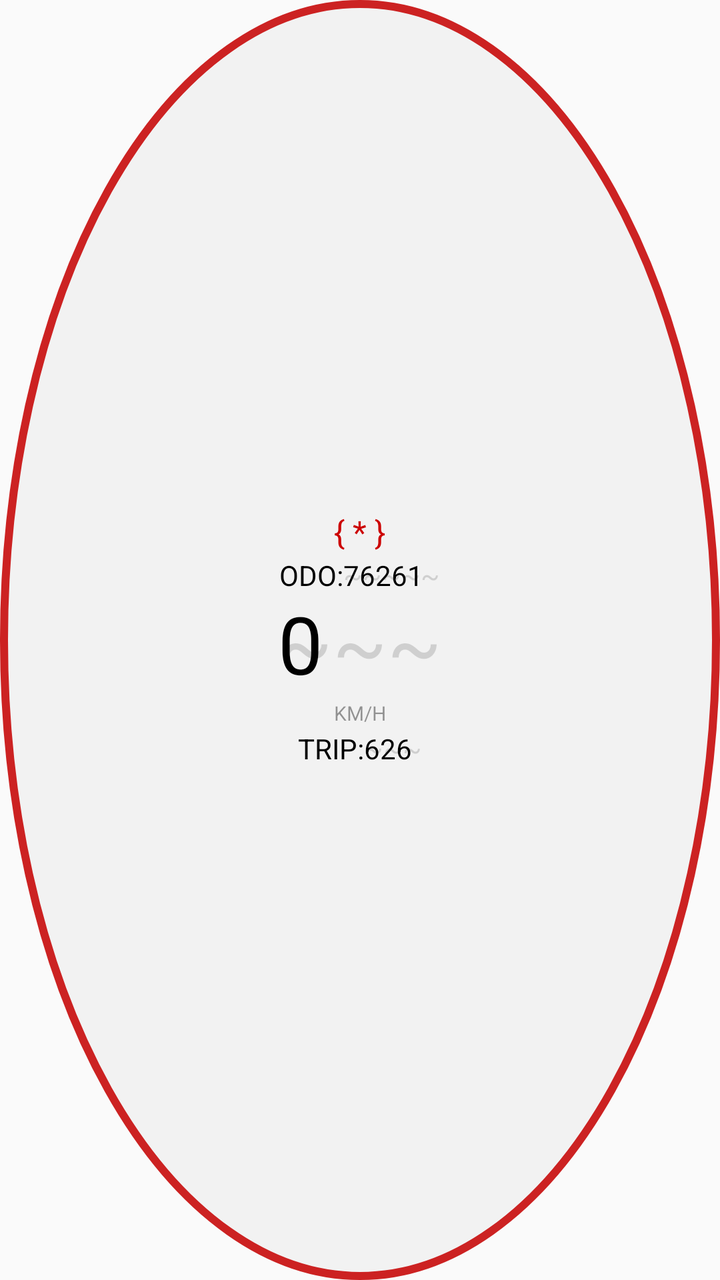
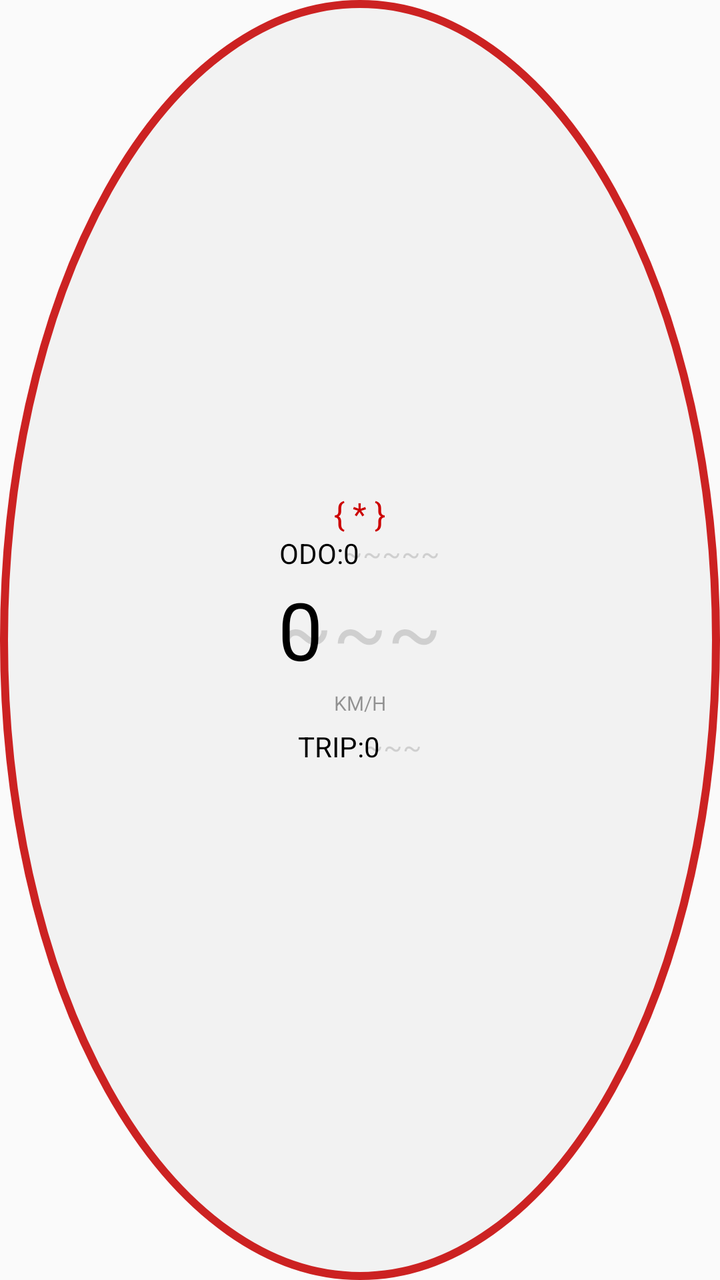

Screens rendered from an Android XML layout before and after an edit, with the pre-edit source and the edit as a unified diff.
<!-- AndroidManifest.xml: application theme AppTheme -->
<!-- res/layout/overlay_flowpilot.xml -->
<?xml version="1.0" encoding="utf-8"?>
<FrameLayout xmlns:android="http://schemas.android.com/apk/res/android"
    android:id="@+id/ov_raiz"
    android:layout_width="180dp"
    android:layout_height="180dp"
    android:background="@drawable/ov_hud">

    <LinearLayout
        android:layout_width="wrap_content"
        android:layout_height="wrap_content"
        android:layout_gravity="center"
        android:orientation="vertical"
        android:gravity="center_horizontal"
        android:paddingTop="6dp"
        android:paddingBottom="6dp">

        
        <TextView
            android:id="@+id/ov_oil_alert"
            android:layout_width="wrap_content"
            android:layout_height="wrap_content"
            android:layout_marginBottom="4dp"
            android:text="{ * }"
            android:textSize="16sp"
            android:includeFontPadding="false"
            android:textColor="#CC0000" />

        
        <FrameLayout
            android:layout_width="wrap_content"
            android:layout_height="wrap_content"
            android:layout_marginBottom="4dp">

            
            <TextView
                android:id="@+id/ov_odo_mask"
                android:layout_width="wrap_content"
                android:layout_height="wrap_content"
                android:text="ODO:~~~~~"
                android:textSize="14sp"
                android:includeFontPadding="false"
                android:textColor="#25000000"
                android:gravity="end"
                android:shadowColor="@android:color/transparent"
                android:shadowRadius="0" />

            
            <TextView
                android:id="@+id/ov_odo"
                android:layout_width="wrap_content"
                android:layout_height="wrap_content"
                android:text="ODO:76261"
                android:textSize="14sp"
                android:includeFontPadding="false"
                android:textColor="#000000"
                android:gravity="end"
                android:shadowColor="@android:color/transparent"
                android:shadowRadius="0" />
        </FrameLayout>

        
        <FrameLayout
            android:layout_width="wrap_content"
            android:layout_height="wrap_content"
            android:layout_marginBottom="2dp">

            
            <TextView
                android:id="@+id/ov_mask"
                android:layout_width="wrap_content"
                android:layout_height="wrap_content"
                android:text="~~~"
                android:textSize="40sp"
                android:includeFontPadding="false"
                android:textColor="#25000000"
                android:gravity="end"
                android:shadowColor="@android:color/transparent"
                android:shadowRadius="0" />

            
            <TextView
                android:id="@+id/ov_vel"
                android:layout_width="wrap_content"
                android:layout_height="wrap_content"
                android:text="0"
                android:textSize="40sp"
                android:includeFontPadding="false"
                android:textColor="#000000"
                android:gravity="end"
                android:shadowColor="@android:color/transparent"
                android:shadowRadius="0" />
        </FrameLayout>

        
        <TextView
            android:id="@+id/ov_unit"
            android:layout_width="wrap_content"
            android:layout_height="wrap_content"
            android:layout_marginBottom="4dp"
            android:layout_marginTop="2dp"
            android:text="KM/H"
            android:textSize="10sp"
            android:includeFontPadding="false"
            android:textColor="#66000000" />

        
        <FrameLayout
            android:layout_width="wrap_content"
            android:layout_height="wrap_content">

            
            <TextView
                android:id="@+id/ov_trip_mask"
                android:layout_width="wrap_content"
                android:layout_height="wrap_content"
                android:text="TRIP:~~~"
                android:textSize="14sp"
                android:includeFontPadding="false"
                android:textColor="#25000000"
                android:gravity="end"
                android:shadowColor="@android:color/transparent"
                android:shadowRadius="0" />

            
            <TextView
                android:id="@+id/ov_trip"
                android:layout_width="wrap_content"
                android:layout_height="wrap_content"
                android:text="TRIP:626"
                android:textSize="14sp"
                android:includeFontPadding="false"
                android:textColor="#000000"
                android:gravity="end"
                android:shadowColor="@android:color/transparent"
                android:shadowRadius="0" />
        </FrameLayout>
    </LinearLayout>
</FrameLayout>
<!-- resources referenced by this layout -->
<resources>
  <!-- drawable ov_hud (drawable) -->
  <?xml version="1.0" encoding="utf-8"?>
  <shape xmlns:android="http://schemas.android.com/apk/res/android"
      android:shape="oval">
      <solid android:color="#F2F2F2" />
      <stroke
          android:width="4dp"
          android:color="#CC2222" />
  </shape>
  <style name="AppTheme" parent="Theme.AppCompat.Light.DarkActionBar">
          
          <item name="colorPrimary">@color/colorPrimary</item>
          <item name="colorPrimaryDark">@color/colorPrimaryDark</item>
          <item name="colorAccent">@color/colorAccent</item>
      </style>
</resources>

<!-- the commit's change to res/layout/overlay_flowpilot.xml (unified diff, before → after) -->
@@ -12,57 +12,73 @@
         android:orientation="vertical"
         android:gravity="center_horizontal"
         android:paddingTop="6dp"
-        android:paddingBottom="6dp">
+        android:paddingBottom="16dp">
 
         
         <TextView
             android:id="@+id/ov_oil_alert"
             android:layout_width="wrap_content"
             android:layout_height="wrap_content"
-            android:layout_marginBottom="4dp"
+            android:layout_marginBottom="2dp"
             android:text="{ * }"
             android:textSize="16sp"
             android:includeFontPadding="false"
             android:textColor="#CC0000" />
 
         
-        <FrameLayout
+        <LinearLayout
             android:layout_width="wrap_content"
             android:layout_height="wrap_content"
-            android:layout_marginBottom="4dp">
+            android:orientation="horizontal"
+            android:gravity="center_vertical"
+            android:layout_marginBottom="8dp">
 
-            
             <TextView
-                android:id="@+id/ov_odo_mask"
+                android:id="@+id/ov_odo_label"
                 android:layout_width="wrap_content"
                 android:layout_height="wrap_content"
-                android:text="ODO:~~~~~"
+                android:text="ODO:"
                 android:textSize="14sp"
                 android:includeFontPadding="false"
-                android:textColor="#25000000"
-                android:gravity="end"
-                android:shadowColor="@android:color/transparent"
-                android:shadowRadius="0" />
+                android:textColor="#000000" />
 
-            
-            <TextView
-                android:id="@+id/ov_odo"
+            <FrameLayout
                 android:layout_width="wrap_content"
-                android:layout_height="wrap_content"
-                android:text="ODO:76261"
-                android:textSize="14sp"
-                android:includeFontPadding="false"
-                android:textColor="#000000"
-                android:gravity="end"
-                android:shadowColor="@android:color/transparent"
-                android:shadowRadius="0" />
-        </FrameLayout>
+                android:layout_height="wrap_content">
+
+                
+                <TextView
+                    android:id="@+id/ov_odo_mask"
+                    android:layout_width="wrap_content"
+                    android:layout_height="wrap_content"
+                    android:text="~~~~~"
+                    android:textSize="14sp"
+                    android:includeFontPadding="false"
+                    android:textColor="#25000000"
+                    android:gravity="end"
+                    android:shadowColor="@android:color/transparent"
+                    android:shadowRadius="0" />
+
+                
+                <TextView
+                    android:id="@+id/ov_odo"
+                    android:layout_width="match_parent"
+                    android:layout_height="match_parent"
+                    android:text="0"
+                    android:textSize="14sp"
+                    android:includeFontPadding="false"
+                    android:textColor="#000000"
+                    android:gravity="end|center_vertical"
+                    android:shadowColor="@android:color/transparent"
+                    android:shadowRadius="0" />
+            </FrameLayout>
+        </LinearLayout>
 
         
         <FrameLayout
             android:layout_width="wrap_content"
             android:layout_height="wrap_content"
-            android:layout_marginBottom="2dp">
+            android:layout_marginBottom="4dp">
 
             
             <TextView
@@ -80,13 +96,13 @@
             
             <TextView
                 android:id="@+id/ov_vel"
-                android:layout_width="wrap_content"
-                android:layout_height="wrap_content"
+                android:layout_width="match_parent"
+                android:layout_height="match_parent"
                 android:text="0"
                 android:textSize="40sp"
                 android:includeFontPadding="false"
                 android:textColor="#000000"
-                android:gravity="end"
+                android:gravity="end|center_vertical"
                 android:shadowColor="@android:color/transparent"
                 android:shadowRadius="0" />
         </FrameLayout>
@@ -96,43 +112,59 @@
             android:id="@+id/ov_unit"
             android:layout_width="wrap_content"
             android:layout_height="wrap_content"
-            android:layout_marginBottom="4dp"
             android:layout_marginTop="2dp"
+            android:layout_marginBottom="8dp"
             android:text="KM/H"
             android:textSize="10sp"
             android:includeFontPadding="false"
             android:textColor="#66000000" />
 
         
-        <FrameLayout
+        <LinearLayout
             android:layout_width="wrap_content"
-            android:layout_height="wrap_content">
+            android:layout_height="wrap_content"
+            android:orientation="horizontal"
+            android:gravity="center_vertical">
 
-            
             <TextView
-                android:id="@+id/ov_trip_mask"
+                android:id="@+id/ov_trip_label"
                 android:layout_width="wrap_content"
                 android:layout_height="wrap_content"
-                android:text="TRIP:~~~"
+                android:text="TRIP:"
                 android:textSize="14sp"
                 android:includeFontPadding="false"
-                android:textColor="#25000000"
-                android:gravity="end"
-                android:shadowColor="@android:color/transparent"
-                android:shadowRadius="0" />
+                android:textColor="#000000" />
 
-            
-            <TextView
-                android:id="@+id/ov_trip"
+            <FrameLayout
                 android:layout_width="wrap_content"
-                android:layout_height="wrap_content"
-                android:text="TRIP:626"
-                android:textSize="14sp"
-                android:includeFontPadding="false"
-                android:textColor="#000000"
-                android:gravity="end"
-                android:shadowColor="@android:color/transparent"
-                android:shadowRadius="0" />
-        </FrameLayout>
+                android:layout_height="wrap_content">
+
+                
+                <TextView
+                    android:id="@+id/ov_trip_mask"
+                    android:layout_width="wrap_content"
+                    android:layout_height="wrap_content"
+                    android:text="~~~"
+                    android:textSize="14sp"
+                    android:includeFontPadding="false"
+                    android:textColor="#25000000"
+                    android:gravity="end"
+                    android:shadowColor="@android:color/transparent"
+                    android:shadowRadius="0" />
+
+                
+                <TextView
+                    android:id="@+id/ov_trip"
+                    android:layout_width="match_parent"
+                    android:layout_height="match_parent"
+                    android:text="0"
+                    android:textSize="14sp"
+                    android:includeFontPadding="false"
+                    android:textColor="#000000"
+                    android:gravity="end|center_vertical"
+                    android:shadowColor="@android:color/transparent"
+                    android:shadowRadius="0" />
+            </FrameLayout>
+        </LinearLayout>
     </LinearLayout>
 </FrameLayout>
